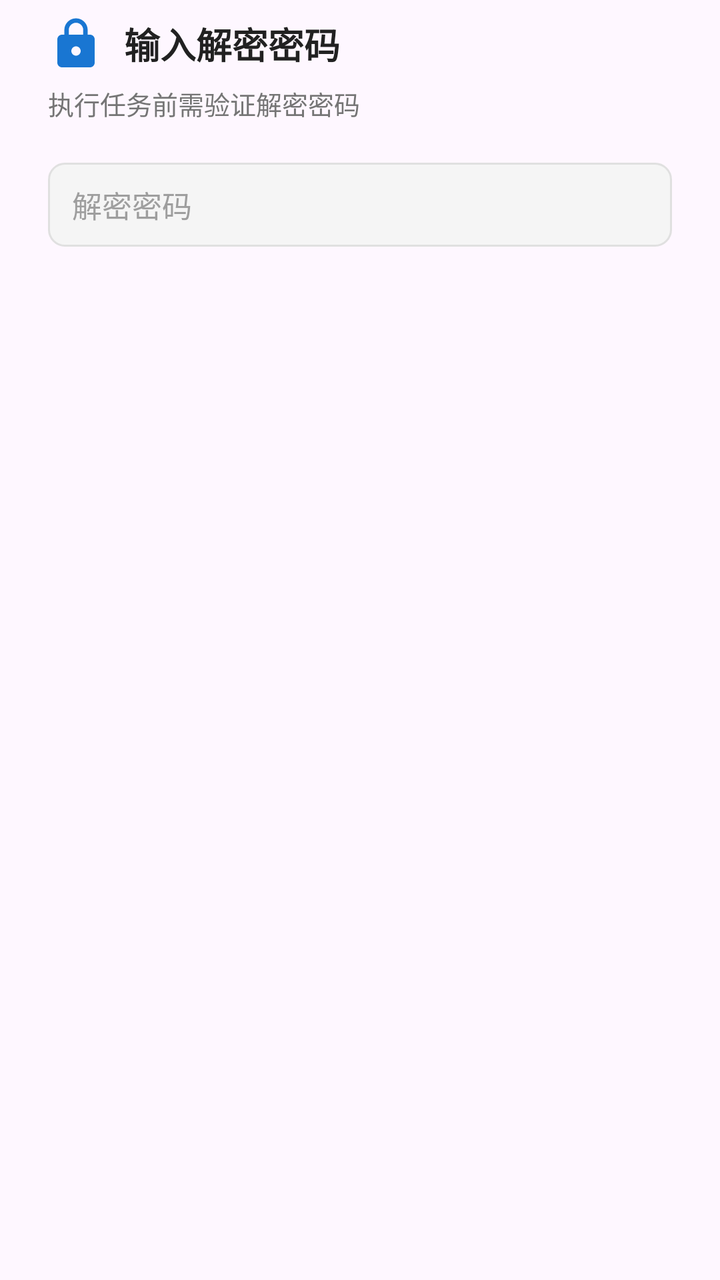
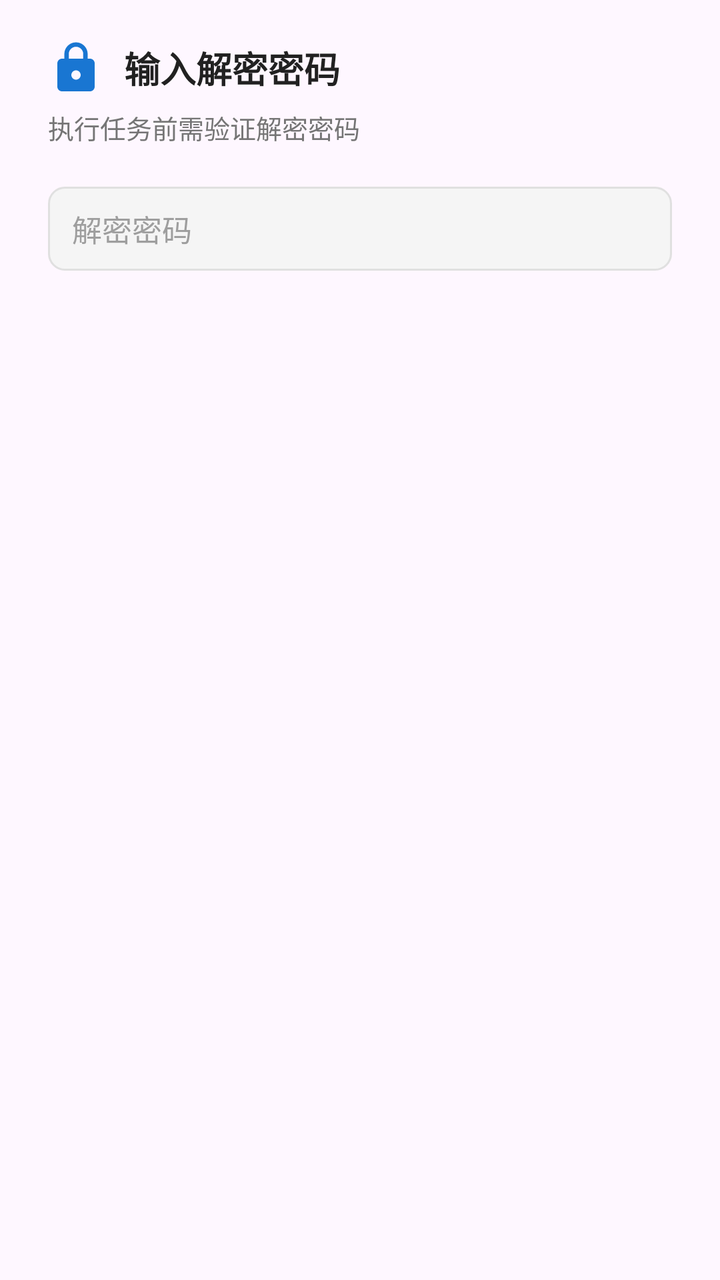

Before-and-after screenshots of an Android layout around one commit, followed by the original layout XML and the change that was made.
<!-- AndroidManifest.xml: application theme Theme.WlClient -->
<!-- res/layout/dialog_decrypt_password.xml -->
<?xml version="1.0" encoding="utf-8"?>
<LinearLayout xmlns:android="http://schemas.android.com/apk/res/android"
    android:layout_width="match_parent"
    android:layout_height="wrap_content"
    android:orientation="vertical"
    android:paddingStart="24dp"
    android:paddingEnd="24dp"
    android:paddingTop="8dp"
    android:paddingBottom="16dp">

    <LinearLayout
        android:layout_width="match_parent"
        android:layout_height="wrap_content"
        android:orientation="horizontal"
        android:gravity="center_vertical">

        <ImageView
            android:layout_width="28dp"
            android:layout_height="28dp"
            android:src="@drawable/ic_lock_svg"
            android:layout_marginEnd="10dp" />

        <TextView
            style="@style/DialogTitleStyle"
            android:layout_width="wrap_content"
            android:layout_height="wrap_content"
            android:text="输入解密密码" />
    </LinearLayout>

    <TextView
        style="@style/DialogSubtitleStyle"
        android:layout_width="wrap_content"
        android:layout_height="wrap_content"
        android:layout_marginTop="6dp"
        android:text="执行任务前需验证解密密码" />

    <EditText
        android:id="@+id/et_decrypt_pwd"
        style="@style/DialogInputStyle"
        android:layout_width="match_parent"
        android:layout_height="wrap_content"
        android:layout_marginTop="20dp"
        android:hint="解密密码"
        android:inputType="textPassword"
        android:textSize="15sp" />

</LinearLayout>
<!-- resources referenced by this layout -->
<resources>
  <!-- drawable ic_lock_svg (drawable) -->
  <?xml version="1.0" encoding="utf-8"?>
  <vector xmlns:android="http://schemas.android.com/apk/res/android"
      android:width="24dp"
      android:height="24dp"
      android:viewportWidth="24"
      android:viewportHeight="24">
      <path
          android:fillColor="#1976D2"
          android:pathData="M18,8h-1V6c0,-2.76 -2.24,-5 -5,-5S7,3.24 7,6v2H6c-1.1,0 -2,0.9 -2,2v10c0,1.1 0.9,2 2,2h12c1.1,0 2,-0.9 2,-2V10c0,-1.1 -0.9,-2 -2,-2zM12,17c-1.1,0 -2,-0.9 -2,-2s0.9,-2 2,-2 2,0.9 2,2 -0.9,2 -2,2zM15.1,8H8.9V6c0,-1.71 1.39,-3.1 3.1,-3.1 1.71,0 3.1,1.39 3.1,3.1v2z" />
  </vector>
  <style name="DialogInputStyle">
          <item name="android:background">@drawable/bg_input_focused</item>
          <item name="android:textSize">14sp</item>
          <item name="android:textColor">#212121</item>
          <item name="android:textColorHint">#9E9E9E</item>
      </style>
  <style name="DialogSubtitleStyle">
          <item name="android:textSize">13sp</item>
          <item name="android:textColor">#757575</item>
      </style>
  <style name="DialogTitleStyle">
          <item name="android:textSize">18sp</item>
          <item name="android:textColor">#212121</item>
          <item name="android:textStyle">bold</item>
      </style>
  <style name="Theme.WlClient" parent="Base.Theme.WlClient" />
  <!-- drawable bg_input_focused (drawable) -->
  <?xml version="1.0" encoding="utf-8"?>
  <selector xmlns:android="http://schemas.android.com/apk/res/android">
      <item android:state_focused="true">
          <shape android:shape="rectangle">
              <solid android:color="#F5F8FF" />
              <stroke android:width="1.5dp" android:color="#1976D2" />
              <corners android:radius="8dp" />
              <padding android:left="12dp" android:top="10dp" android:right="12dp" android:bottom="10dp" />
          </shape>
      </item>
      <item>
          <shape android:shape="rectangle">
              <solid android:color="#F5F5F5" />
              <stroke android:width="1dp" android:color="#E0E0E0" />
              <corners android:radius="8dp" />
              <padding android:left="12dp" android:top="10dp" android:right="12dp" android:bottom="10dp" />
          </shape>
      </item>
  </selector>
  <style name="Base.Theme.WlClient" parent="Theme.Material3.DayNight.NoActionBar">
          
          
      </style>
</resources>

<!-- the commit's change to res/layout/dialog_decrypt_password.xml (unified diff, before → after) -->
@@ -5,7 +5,7 @@
     android:orientation="vertical"
     android:paddingStart="24dp"
     android:paddingEnd="24dp"
-    android:paddingTop="8dp"
+    android:paddingTop="20dp"
     android:paddingBottom="16dp">
 
     <LinearLayout
